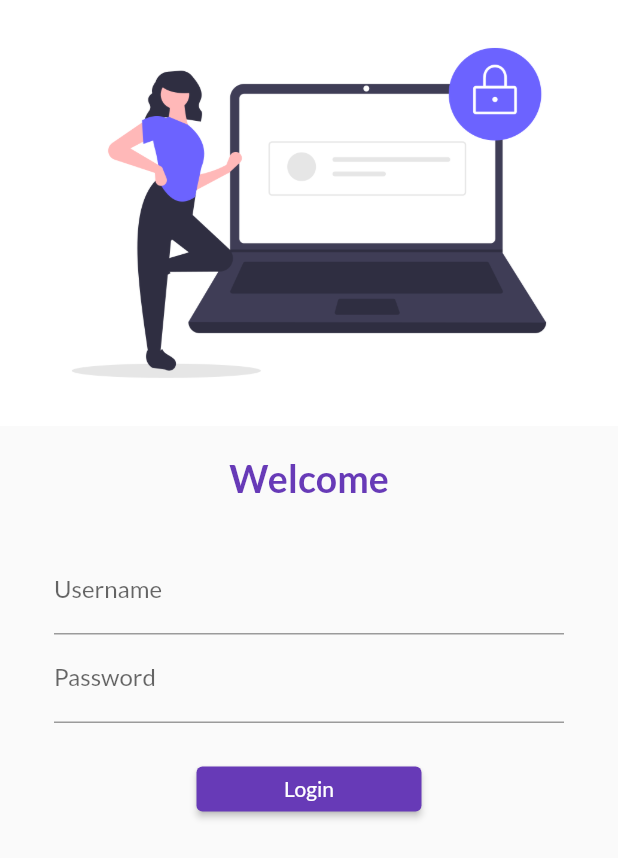
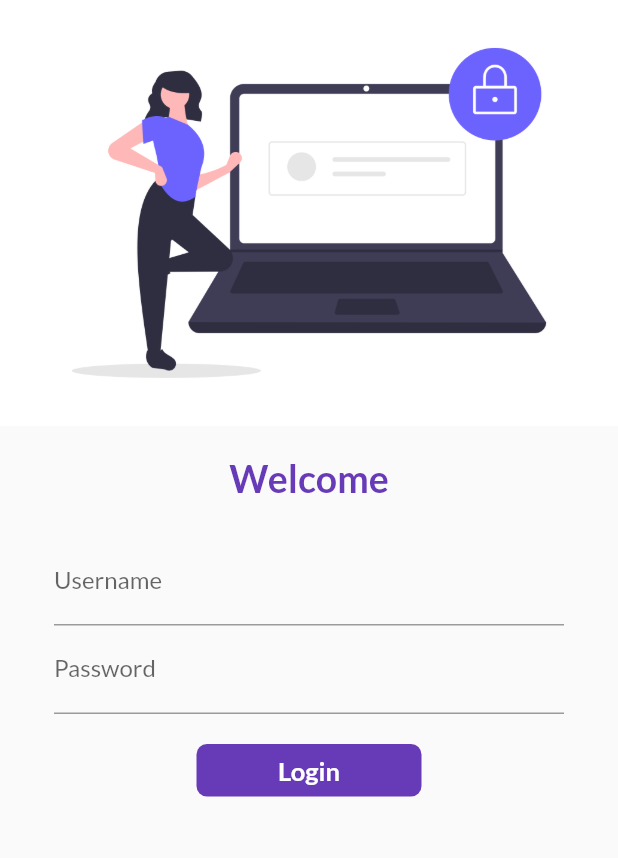
Before and after one commit to subhajit3130/30DaysOfFlutter, a Flutter app: the screen it shows after launch, on a phone screen of 412 x 824 dp. Shown: the top 858 px of the screen. Run offline on Flutter 3.47's test engine with Material 2 defaults, Android fonts, the phone set to English and light mode, and no system bars; our stand-ins replace google_fonts.

Commit message:
day 6 completed

```diff
--- a/lib/pages/login_page.dart
+++ b/lib/pages/login_page.dart
@@ -3,7 +3,15 @@ import 'dart:ui';
 import 'package:catalog_app/utils/routes.dart';
 import 'package:flutter/material.dart';
 
-class LoginPage extends StatelessWidget {
+class LoginPage extends StatefulWidget {
+  @override
+  _LoginPageState createState() => _LoginPageState();
+}
+
+class _LoginPageState extends State<LoginPage> {
+  String name = "";
+  bool loginBtnClicked = false;
+
   @override
   Widget build(BuildContext context) {
     return Material(
@@ -25,12 +33,17 @@ class LoginPage extends StatelessWidget {
                 color: Colors.deepPurple,
               ),
             ),
-            SizedBox(
-              height: 20.0,
+            Text(
+              "$name",
+              style: TextStyle(
+                fontSize: 20,
+                fontWeight: FontWeight.bold,
+                color: Colors.deepPurple,
+              ),
             ),
             Padding(
               padding: const EdgeInsets.symmetric(
-                vertical: 10.0,
+                vertical: 0.0,
                 horizontal: 36.0,
               ),
               child: Column(
@@ -40,6 +53,10 @@ class LoginPage extends StatelessWidget {
                       hintText: "Enter Username",
                       labelText: "Username",
                     ),
+                    onChanged: (value) {
+                      name = value;
+                      setState(() {});
+                    },
                   ),
                   TextFormField(
                     obscureText: true,
@@ -51,16 +68,49 @@ class LoginPage extends StatelessWidget {
                   SizedBox(
                     height: 20.0,
                   ),
-                  ElevatedButton(
-                    child: Text(
-                      "Login",
-                    ),
-                    style: TextButton.styleFrom(minimumSize: Size(150, 30)),
-                    onPressed: () {
-                      print("Hi codepur");
+                  InkWell(
+                    onTap: () async {
+                      setState(() {
+                        loginBtnClicked = true;
+                      });
+                      await Future.delayed(Duration(seconds: 1));
                       Navigator.pushNamed(context, MyRoutes.homeRoute);
                     },
+                    child: AnimatedContainer(
+                      duration: Duration(seconds: 1),
+                      width: loginBtnClicked ? 40 : 150,
+                      height: loginBtnClicked ? 40 : 35,
+                      alignment: Alignment.center,
+                      child: loginBtnClicked
+                          ? Icon(
+                              Icons.done,
+                              color: Colors.white,
+                            )
+                          : Text(
+                              loginBtnClicked ? "OK" : "Login",
+                              style: TextStyle(
+                                color: Colors.white,
+                                fontSize: 17,
+                                fontWeight: FontWeight.bold,
+                              ),
+                            ),
+                      decoration: BoxDecoration(
+                        color: Colors.deepPurple,
+                        borderRadius:
+                            BorderRadius.circular(loginBtnClicked ? 40 : 7),
+                      ),
+                    ),
                   ),
+                  // ElevatedButton(
+                  //   child: Text(
+                  //     "Login",
+                  //   ),
+                  //   style: TextButton.styleFrom(minimumSize: Size(150, 30)),
+                  //   onPressed: () {
+                  //     print("Hi codepur");
+                  //     Navigator.pushNamed(context, MyRoutes.homeRoute);
+                  //   },
+                  // ),
                 ],
               ),
             )
```
